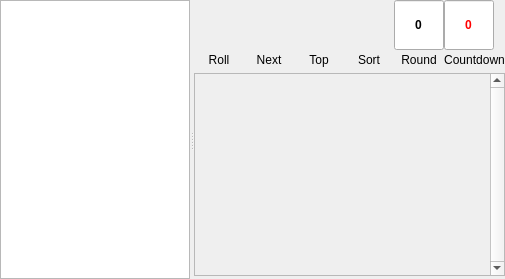
Qt form DMHelper/src/battleframe.ui (MMetze/DMHelper) before a commit.
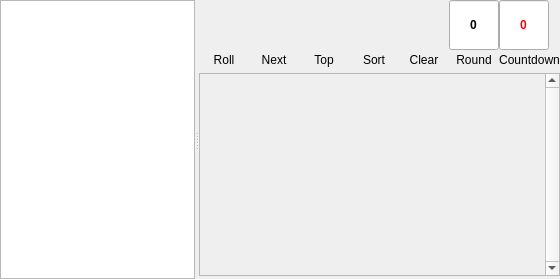
The same form after that commit. Icons and pictures are not drawn. Custom widgets are drawn as their Qt base class.

Commit message: Added clear done flags button

Diff of the .ui file:
```diff
--- a/DMHelper/src/battleframe.ui
+++ b/DMHelper/src/battleframe.ui
@@ -6,7 +6,7 @@
    <rect>
     <x>0</x>
     <y>0</y>
-    <width>505</width>
+    <width>560</width>
     <height>279</height>
    </rect>
   </property>
@@ -57,7 +57,7 @@
         <number>3</number>
        </property>
        <item>
-        <layout class="QHBoxLayout" name="horizontalLayout" stretch="0,0,0,0,0,0,10">
+        <layout class="QHBoxLayout" name="horizontalLayout" stretch="0,0,0,0,0,0,0,10">
          <property name="spacing">
           <number>0</number>
          </property>
@@ -377,6 +377,85 @@
            </item>
           </layout>
          </item>
+         <item>
+          <layout class="QVBoxLayout" name="verticalLayout_9">
+           <property name="spacing">
+            <number>0</number>
+           </property>
+           <item>
+            <widget class="QPushButton" name="btnClear">
+             <property name="sizePolicy">
+              <sizepolicy hsizetype="Fixed" vsizetype="Fixed">
+               <horstretch>0</horstretch>
+               <verstretch>0</verstretch>
+              </sizepolicy>
+             </property>
+             <property name="minimumSize">
+              <size>
+               <width>50</width>
+               <height>50</height>
+              </size>
+             </property>
+             <property name="maximumSize">
+              <size>
+               <width>50</width>
+               <height>50</height>
+              </size>
+             </property>
+             <property name="toolTip">
+              <string>Clear the Done flag from all combatants</string>
+             </property>
+             <property name="text">
+              <string/>
+             </property>
+             <property name="icon">
+              <iconset resource="resources.qrc">
+               <normaloff>:/img/data/icon_contentbattle.png</normaloff>:/img/data/icon_contentbattle.png</iconset>
+             </property>
+             <property name="iconSize">
+              <size>
+               <width>35</width>
+               <height>35</height>
+              </size>
+             </property>
+             <property name="flat">
+              <bool>true</bool>
+             </property>
+            </widget>
+           </item>
+           <item>
+            <widget class="QLabel" name="lblClear">
+             <property name="sizePolicy">
+              <sizepolicy hsizetype="Preferred" vsizetype="Preferred">
+               <horstretch>0</horstretch>
+               <verstretch>0</verstretch>
+              </sizepolicy>
+             </property>
+             <property name="minimumSize">
+              <size>
+               <width>0</width>
+               <height>20</height>
+              </size>
+             </property>
+             <property name="maximumSize">
+              <size>
+               <width>16777215</width>
+               <height>20</height>
+              </size>
+             </property>
+             <property name="toolTip">
+              <string/>
+             </property>
+             <property name="text">
+              <string>Clear</string>
+             </property>
+             <property name="alignment">
+              <set>Qt::AlignCenter</set>
+             </property>
+            </widget>
+           </item>
+          </layout>
+         </item>
          <item>
           <layout class="QVBoxLayout" name="verticalLayout_2">
            <property name="spacing">
@@ -580,7 +659,7 @@
            <rect>
             <x>0</x>
             <y>0</y>
-            <width>310</width>
+            <width>362</width>
             <height>193</height>
            </rect>
           </property>
```
Left out of the diff: 4 changed lines with no effect on the pictures. The commit also changes 11 other files.
